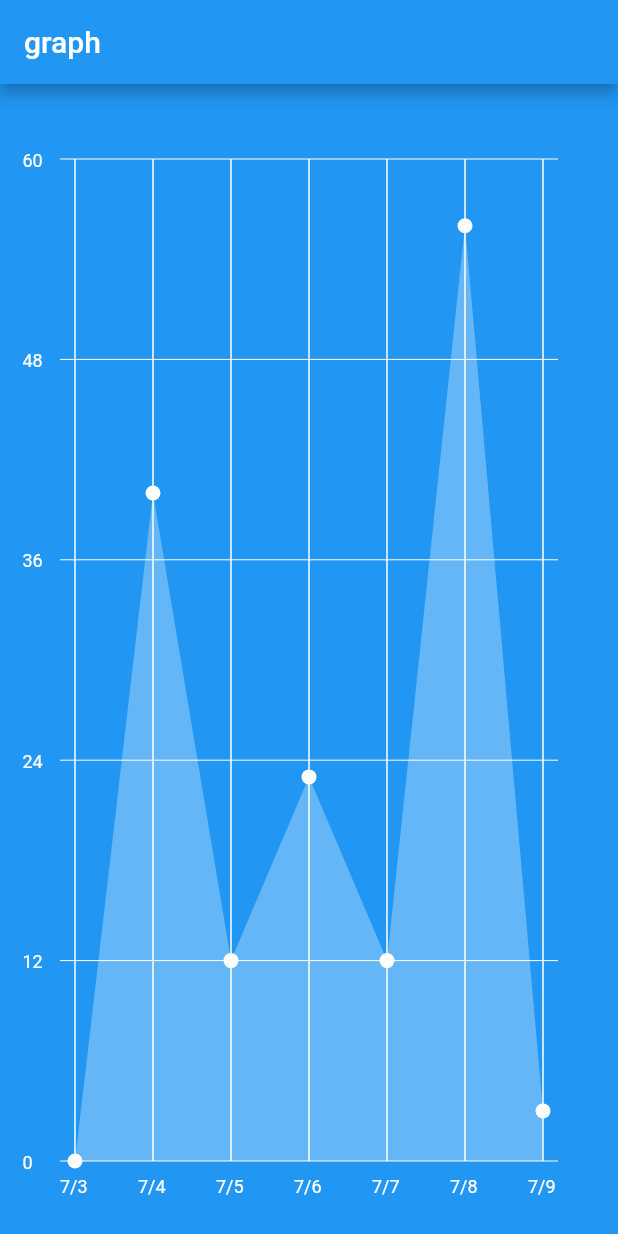
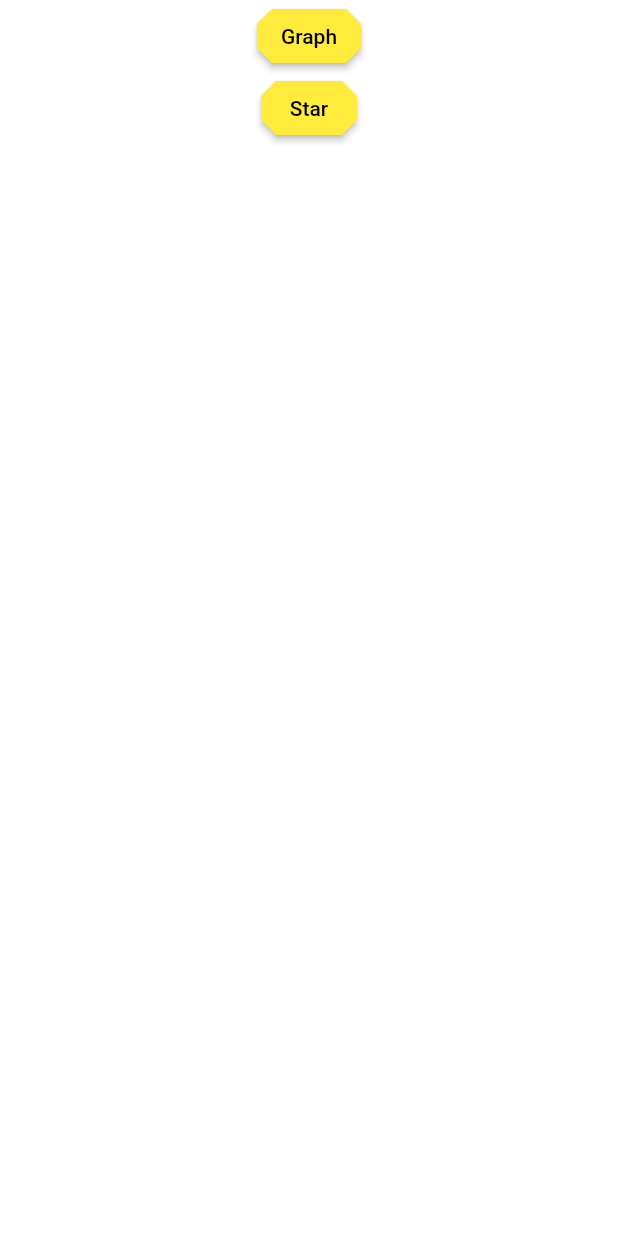
Before and after one commit to kazuki-oshino/custom_painter_sample, a Flutter app: the screen it shows after launch, on a phone screen of 412 x 824 dp. Run offline on Flutter 3.47's test engine with Material 2 defaults, Android fonts, the phone set to English and light mode, and no system bars; our stand-ins replace flutter_hooks, hooks_riverpod.

Commit message:
update package

```diff
--- a/lib/main.dart
+++ b/lib/main.dart
@@ -1,11 +1,16 @@
-import 'package:custom_painter_sample/graph_screen.dart';
+import 'package:custom_painter_sample/views/graph/graph_screen.dart';
+import 'package:custom_painter_sample/views/page_select_screen.dart';
 import 'package:flutter/material.dart';
+import 'package:flutter_hooks/flutter_hooks.dart';
+import 'package:hooks_riverpod/all.dart';
+
+import 'models/navigator.dart';
 
 void main() {
-  runApp(MyApp());
+  runApp(ProviderScope(child: MyApp()));
 }
 
-class MyApp extends StatelessWidget {
+class MyApp extends HookWidget {
   @override
   Widget build(BuildContext context) {
     return MaterialApp(
@@ -13,7 +18,8 @@ class MyApp extends StatelessWidget {
       theme: ThemeData(
         primarySwatch: Colors.blue,
       ),
-      home: GraphScreen()
+      home: PageSelectScreen(),
+      navigatorKey: useProvider(navigatorKeyProvider),
     );
   }
 }
--- /dev/null
+++ b/lib/models/navigator.dart
@@ -0,0 +1,8 @@
+import 'package:flutter/widgets.dart';
+import 'package:hooks_riverpod/hooks_riverpod.dart';
+
+final navigatorKeyProvider = Provider((_) => GlobalKey<NavigatorState>());
+
+extension NavigatorStateEx on NavigatorState {
+  BuildContext get descendantContext => overlay!.context;
+}
--- /dev/null
+++ b/lib/views/button_part.dart
@@ -0,0 +1,34 @@
+import 'package:flutter/material.dart';
+
+class ButtonPart extends StatelessWidget {
+  final Widget nextScreen;
+  final String buttonText;
+
+  const ButtonPart({
+    Key? key,
+    required this.nextScreen,
+    required this.buttonText,
+  }) : super(key: key);
+
+  @override
+  Widget build(BuildContext context) {
+    return ElevatedButton(
+      child: Text(buttonText),
+      style: ElevatedButton.styleFrom(
+        primary: Colors.yellow,
+        onPrimary: Colors.black,
+        shape: BeveledRectangleBorder(
+          borderRadius: BorderRadius.circular(10),
+        ),
+      ),
+      onPressed: () {
+        Navigator.push(
+          context,
+          MaterialPageRoute(
+            builder: (_) => nextScreen,
+          ),
+        );
+      },
+    );
+  }
+}
--- a/lib/graph_painter.dart
+++ b/lib/views/graph/graph_painter.dart
@@ -1,11 +1,12 @@
 import 'dart:collection';
 
-import 'package:custom_painter_sample/graph_screen.dart';
+import 'package:custom_painter_sample/views/graph/graph_screen.dart';
 import 'package:flutter/material.dart';
 import 'package:intl/intl.dart' hide TextDirection;
 import 'dart:math';
 
 class GraphPainter extends CustomPainter {
+
   @override
   void paint(Canvas canvas, Size size) {
 
@@ -62,7 +63,7 @@ class GraphPainter extends CustomPainter {
     double maxValue = data.values.toList().reduce(max);
     int digits = maxValue.round().toString().length;
     topScaleNumber =
-        (maxValue ~/ pow(10, digits - 1) + 1) * pow(10, digits - 1);
+        ((maxValue ~/ pow(10, digits - 1) + 1) * pow(10, digits - 1)).toInt();
     return topScaleNumber;
   }
 
--- a/lib/graph_screen.dart
+++ b/lib/views/graph/graph_screen.dart
@@ -5,7 +5,10 @@ import 'graph_painter.dart';
 class GraphScreen extends StatefulWidget {
   @override
   _GraphScreenState createState() => _GraphScreenState();
+
 }
+
+double counter = 0;
 
 class _GraphScreenState extends State<GraphScreen> {
   @override
@@ -29,4 +32,3 @@ class _GraphScreenState extends State<GraphScreen> {
     );
   }
 }
-double counter = 0;
--- /dev/null
+++ b/lib/views/page_select_screen.dart
@@ -0,0 +1,23 @@
+import 'package:custom_painter_sample/views/graph/graph_screen.dart';
+import 'package:custom_painter_sample/views/star/star_screen.dart';
+import 'package:flutter/material.dart';
+
+import 'button_part.dart';
+
+class PageSelectScreen extends StatelessWidget {
+  @override
+  Widget build(BuildContext context) {
+    return Column(
+      children: [
+        ButtonPart(
+          nextScreen: GraphScreen(),
+          buttonText: 'Graph',
+        ),
+        ButtonPart(
+          nextScreen: StarScreen(),
+          buttonText: 'Star',
+        ),
+      ],
+    );
+  }
+}
```
Also changed, not shown: lib/views/star/star_painter.dart (added, +19 -0 lines), lib/views/star/star_screen.dart (added, +24 -0 lines), pubspec.yaml (+5 -2 lines), pubspec.lock.
